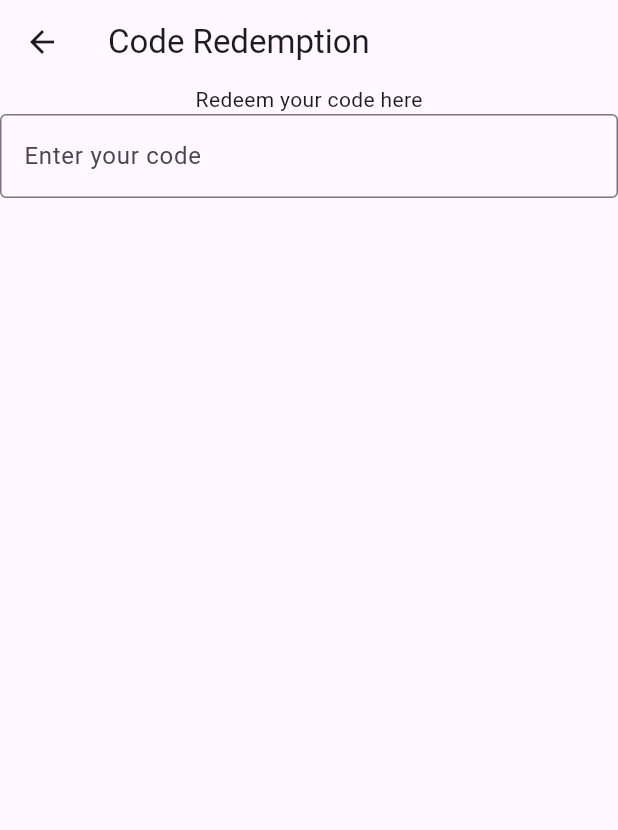
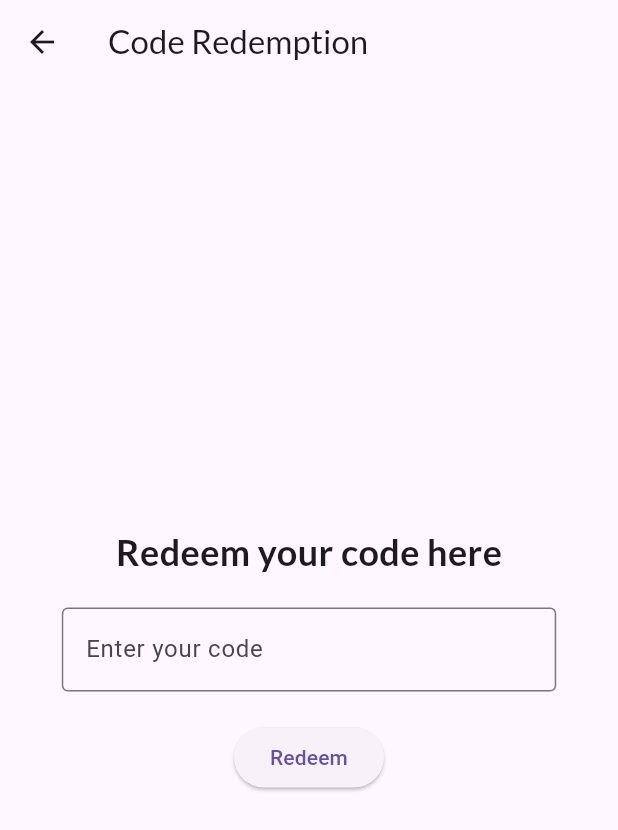
Before and after one commit to bishalbera/Bookverse, a Flutter app: the CodeRedemptionScreen screen opened directly, on a phone screen of 412 x 824 dp. Shown: the top 830 px of the screen. Run offline on Flutter 3.47's test engine with Material 2 defaults, Android fonts, the phone set to English and light mode, and no system bars; our stand-ins replace animated_splash_screen, awesome_snackbar_content, cached_network_image, cloud_firestore, confetti, firebase_auth and 5 more; accounts and stored records are empty.

Commit message:
made confetti and code redemption

```diff
--- a/lib/common/stylish_drawer.dart
+++ b/lib/common/stylish_drawer.dart
@@ -5,6 +5,7 @@ import 'package:firebase_auth/firebase_auth.dart';
 import 'package:flutter/material.dart';
 
 import '../features/choose_book/choose_book_screen.dart';
+import '../features/code_redeem/code_redeemtion_screen.dart';
 import '../features/home/home_screen.dart';
 import '../features/room_creation/room_creation_screen.dart';
 import '../features/room_preview/room_preview_screen.dart';
@@ -129,17 +130,17 @@ Widget buildStylishDrawer(BuildContext context) {
             ),
             ListTile(
               leading: const Icon(
-                Icons.preview,
+                Icons.roofing,
                 color: Colors.white,
               ),
               title: const Text(
-                'Room preview',
+                'Redeem a Code',
                 style: TextStyle(
                   color: Colors.white,
                 ),
               ),
               onTap: () {
-                moveScreen(context, const RoomPreviewScreen());
+                moveScreen(context, CodeRedemptionScreen());
               },
             ),
             ListTile(
--- a/lib/features/code_redeem/code_redeemtion_screen.dart
+++ b/lib/features/code_redeem/code_redeemtion_screen.dart
@@ -1,4 +1,6 @@
 import 'package:flutter/material.dart';
+import 'package:google_fonts/google_fonts.dart';
+import 'package:confetti/confetti.dart';
 
 class CodeRedemptionScreen extends StatefulWidget {
   const CodeRedemptionScreen({super.key});
@@ -7,14 +9,21 @@ class CodeRedemptionScreen extends StatefulWidget {
   State<CodeRedemptionScreen> createState() => _CodeRedemptionScreenState();
 }
 
-
 class _CodeRedemptionScreenState extends State<CodeRedemptionScreen> {
   final TextEditingController _codeController = TextEditingController();
+  late ConfettiController _confettiController;
+
+  @override
+  void initState() {
+    super.initState();
+    _confettiController =
+        ConfettiController(duration: const Duration(seconds: 10));
+  }
 
   @override
   void dispose() {
-    // TODO: implement dispose
     _codeController.dispose();
+    _confettiController.dispose();
     super.dispose();
   }
 
@@ -22,21 +31,61 @@ class _CodeRedemptionScreenState extends State<CodeRedemptionScreen> {
   Widget build(BuildContext context) {
     return Scaffold(
       appBar: AppBar(
-        title: const Text('Code Redemption'),
+        title: Text(
+          'Code Redemption',
+          style: GoogleFonts.lato(),
         ),
-      body: Center(
+      ),
+      body: Stack(
+        children: [
+          Center(
             child: Column(
+              mainAxisAlignment: MainAxisAlignment.center,
               children: [
-            Text("Redeem your code here"),
-            TextField(
+                Text(
+                  "Redeem your code here",
+                  style: GoogleFonts.lato(
+                    fontSize: 24,
+                    fontWeight: FontWeight.bold,
+                  ),
+                ),
+                SizedBox(height: 20),
+                Container(
+                  width: MediaQuery.of(context).size.width * 0.8,
+                  child: TextField(
                     controller: _codeController,
                     decoration: InputDecoration(
                       border: OutlineInputBorder(),
                       labelText: 'Enter your code',
                     ),
                   ),
+                ),
+                SizedBox(height: 20),
+                ElevatedButton(
+                  onPressed: () {
+                    _confettiController.play();
+                  },
+                  child: Text('Redeem'),
+                ),
               ],
             ),
+          ),
+          Align(
+            alignment: Alignment.topCenter,
+            child: ConfettiWidget(
+              confettiController: _confettiController,
+              blastDirectionality: BlastDirectionality.explosive,
+              shouldLoop: false,
+              colors: const [
+                Colors.green,
+                Colors.blue,
+                Colors.pink,
+                Colors.orange,
+                Colors.purple
+              ],
+            ),
+          ),
+        ],
       ),
     );
   }
--- a/lib/features/room_preview/room_preview_screen.dart
+++ b/lib/features/room_preview/room_preview_screen.dart
@@ -1,16 +1,15 @@
 import 'dart:math';
-
+import 'package:flutter/material.dart';
+import 'package:google_fonts/google_fonts.dart';
+import 'package:share_plus/share_plus.dart';
 import 'package:book_verse/common/constants/constants.dart';
 import 'package:book_verse/features/room_preview/widgets/animated_btn.dart';
-import 'package:flutter/material.dart';
-import 'package:google_fonts/google_fonts.dart';
-
+import '../choose_book/choose_book_screen.dart';
+import '../database/controllers/database_controller.dart';
+import '../database/models/room.dart';
 import '../../common/stylish_drawer.dart';
 import '../../utils/appBar.dart';
 import '../../utils/move_screen.dart';
-import '../choose_book/choose_book_screen.dart';
-import '../database/controllers/database_controller.dart';
-import '../database/models/room.dart';
 
 class RoomPreviewScreen extends StatefulWidget {
   final String roomCode;
@@ -119,6 +118,13 @@ class _RoomPreviewScreenState extends State<RoomPreviewScreen> {
     });
   }
 
+  // Function to share a message
+  Future<void> _shareMessage() async {
+    final String message =
+        "Hey there, you can download the BookVerse app from https://github.com/bishalbera/BookVerse, and you can use the code \"${widget.roomCode}\" to join the room!!\n\nHey! I'll meet you at the BookVerseLibrary!\n\nSent from: TheBookVerse\nDate: ${DateTime.now()}";
+    await Share.share(message);
+  }
+
   @override
   Widget build(BuildContext context) {
     return Scaffold(
@@ -149,7 +155,7 @@ class _RoomPreviewScreenState extends State<RoomPreviewScreen> {
                     TextButton(
                       onPressed: editRoomName,
                       child: Icon(
-                        Icons.edit, //yes , done bhaiya
+                        Icons.edit,
                         color: Colors.white,
                       ),
                     ),
@@ -286,7 +292,7 @@ class _RoomPreviewScreenState extends State<RoomPreviewScreen> {
                 height: 15,
               ),
               ElevatedButton(
-                onPressed: () {},
+                onPressed: _shareMessage, // Call the share function here
                 style: ElevatedButton.styleFrom(
                   primary: Colors.deepPurple,
                   elevation: 13,
--- a/pubspec.yaml
+++ b/pubspec.yaml
@@ -48,6 +48,7 @@ dependencies:
   http: ^1.1.0
   cached_network_image: ^3.2.3
   share_plus: ^7.1.0
+  confetti: ^0.7.0
 
 dev_dependencies:
   flutter_test:
```
Also changed, not shown: pubspec.lock. Lines whose indentation alone changed are shown as unchanged.
